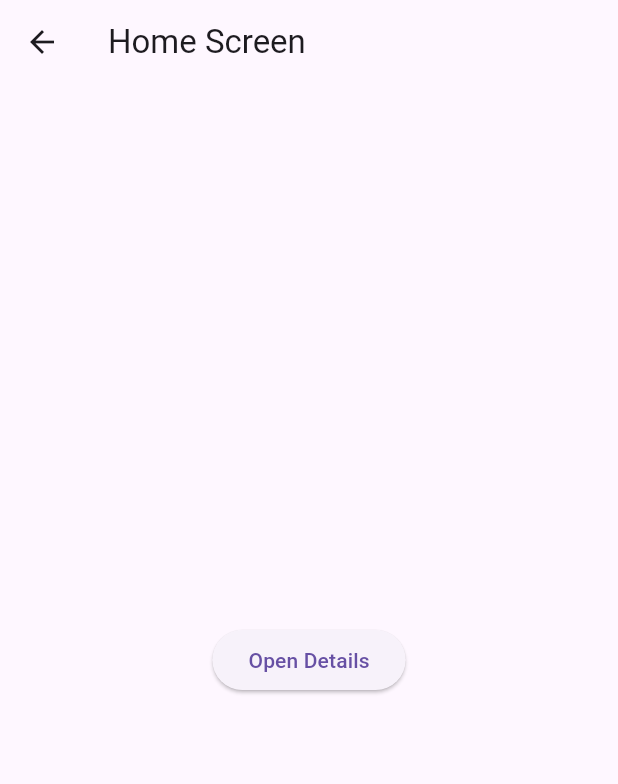
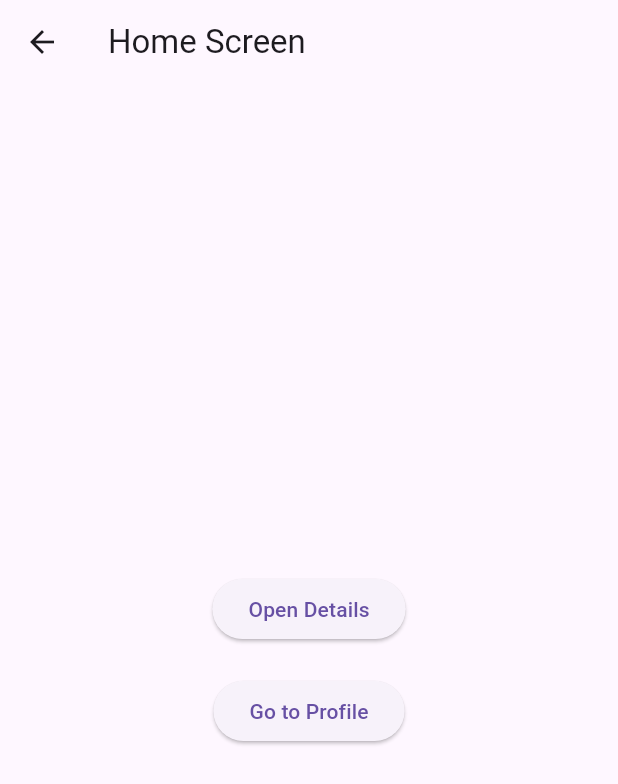
Before and after one commit to stmutmainnah-amm/Navigator, a Flutter app: the HomeScreen screen opened directly, on a phone screen of 412 x 824 dp. Shown: the top 784 px of the screen. Run offline on Flutter 3.47's test engine with Material 3 defaults, Android fonts, the light colour scheme and no system bars.

Commit message:
Extensi (opsional)

```diff
--- a/lab_5_activiti_1/lib/main.dart
+++ b/lab_5_activiti_1/lib/main.dart
@@ -12,6 +12,7 @@ class MyApp extends StatelessWidget {
         '/': (context) => HomeScreen(),
         '/details': (context) => DetailsScreen(),
         '/login': (context) => LoginScreen(),
+        '/profile': (context) => ProfileScreen(), // tambahin profile route
       },
     );
   }
@@ -40,7 +41,10 @@ class HomeScreen extends StatelessWidget {
     return Scaffold(
       appBar: AppBar(title: Text('Home Screen')),
       body: Center(
-        child: ElevatedButton(
+        child: Column(
+          mainAxisAlignment: MainAxisAlignment.center,
+          children: [
+            ElevatedButton(
               onPressed: () {
                 Navigator.pushNamed(
                   context,
@@ -49,6 +53,19 @@ class HomeScreen extends StatelessWidget {
                 );
               },
               child: Text('Open Details'),
+            ),
+            SizedBox(height: 20),
+            ElevatedButton(
+              onPressed: () {
+                Navigator.pushNamed(
+                  context,
+                  '/profile',
+                  arguments: 'kasmir', // contoh username
+                );
+              },
+              child: Text('Go to Profile'),
+            ),
+          ],
         ),
       ),
     );
@@ -78,3 +95,23 @@ class DetailsScreen extends StatelessWidget {
     );
   }
 }
+
+class ProfileScreen extends StatelessWidget {
+  @override
+  Widget build(BuildContext context) {
+    final username = ModalRoute.of(context)!.settings.arguments as String?;
+
+    return Scaffold(
+      appBar: AppBar(title: Text('Profile Screen')),
+      body: Center(
+        child: Text(
+          username != null
+              ? 'Wow, benar banget! $username memang tampan sekali!'
+              : 'Tidak ada data pengguna',
+          textAlign: TextAlign.center,
+          style: TextStyle(fontSize: 18),
+        ),
+      ),
+    );
+  }
+}
```
Lines whose indentation alone changed are shown as unchanged.
